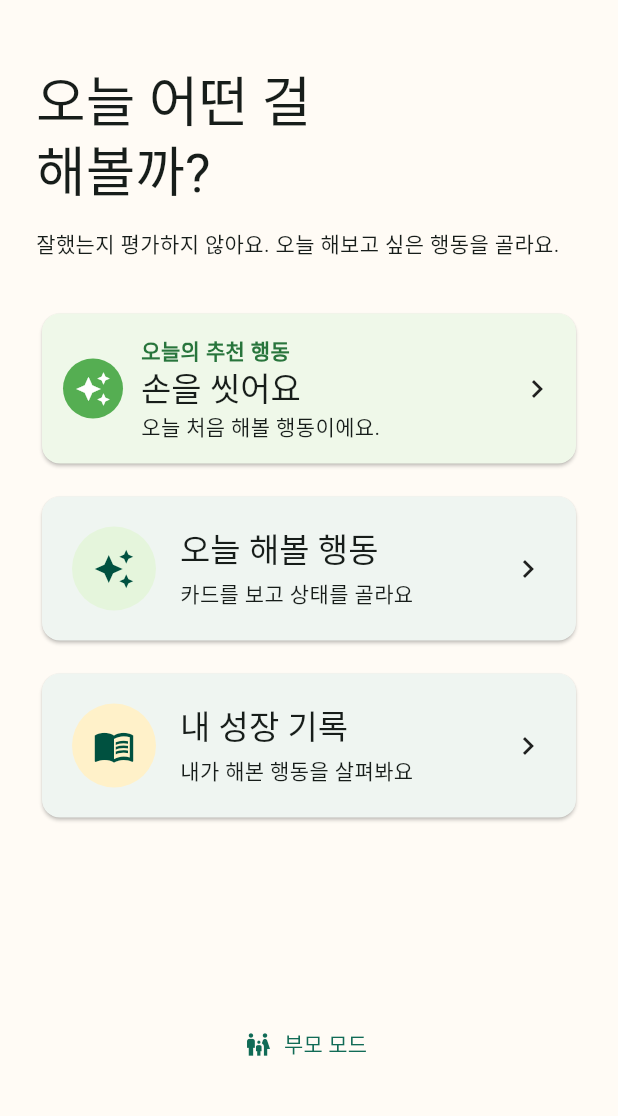
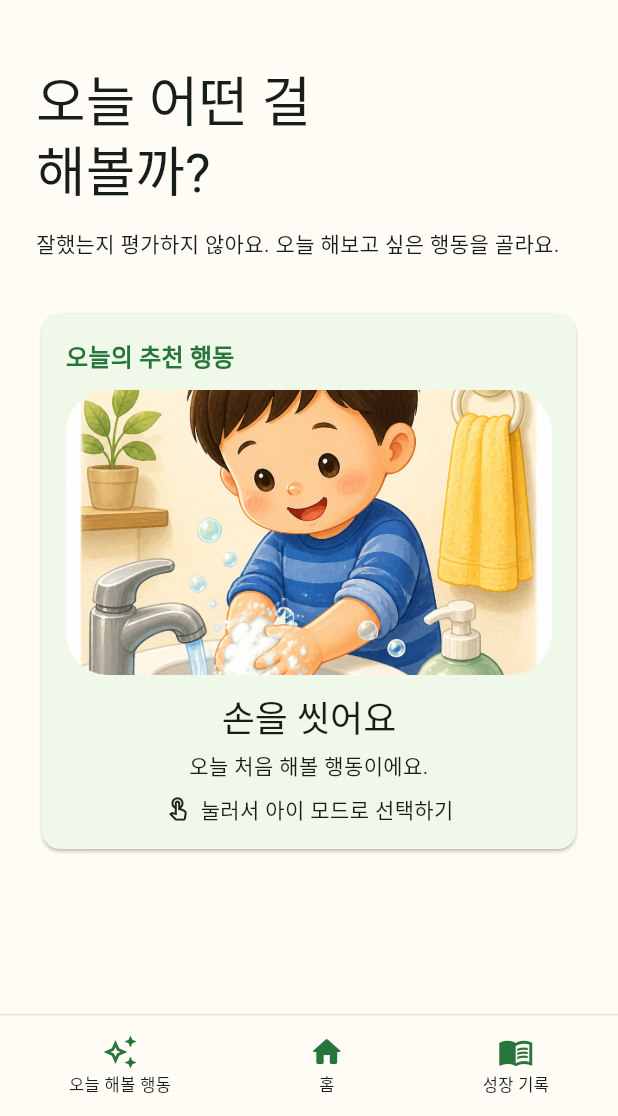
Before and after one commit to criseina/growup, a Flutter app: the HomePage screen opened directly, on a phone screen of 412 x 824 dp, the part 120-1236 px from its top. Run offline on Flutter 3.47's test engine with Material 3 defaults, Android fonts, the phone set to English and light mode, and no system bars; our stand-ins replace shared_preferences; accounts and stored records are empty.

Commit message:
feat: refine child mode and home navigation

```diff
--- a/lib/main.dart
+++ b/lib/main.dart
@@ -115,6 +115,7 @@ class _HomePageState extends State<HomePage> {
   final _profiles = ProfileRepository();
   ChildProfile _activeProfile = ProfileRepository.defaultProfile;
   ActionCard? _recommendation;
+  Map<String, ActionCard> _recommendationCardsById = {};
   String _recommendationReason = '오늘 새로 해볼 행동이에요.';
 
   @override
@@ -152,12 +153,43 @@ class _HomePageState extends State<HomePage> {
     final currentLevel = levels[candidate.id];
     setState(() {
       _recommendation = candidate;
+      _recommendationCardsById = {for (final card in cards) card.id: card};
       _recommendationReason = currentLevel == 'withSupport'
           ? '함께 해본 행동이에요. 오늘은 조금 더 스스로 해볼까요?'
           : currentLevel == 'notYet'
           ? '아직 낯선 행동이에요. 부담 없이 한 단계만 해봐요.'
           : '오늘 처음 해볼 행동이에요.';
     });
+  }
+
+  Future<void> _saveRecommendationLevel(
+    ActionCard card,
+    IndependenceLevel level,
+  ) async {
+    final preferences = await SharedPreferences.getInstance();
+    const levelKey = 'action_card_levels_v1';
+    const historyKey = 'action_observations_v1';
+    final saved = preferences.getString('${levelKey}_${_activeProfile.id}');
+    final levels = saved == null
+        ? <String, dynamic>{}
+        : Map<String, dynamic>.from(jsonDecode(saved) as Map<String, dynamic>);
+    levels[card.id] = level.name;
+    await preferences.setString(
+      '${levelKey}_${_activeProfile.id}',
+      jsonEncode(levels),
+    );
+    final rawHistory = preferences.getString(historyKey);
+    final history = rawHistory == null
+        ? <dynamic>[]
+        : List<dynamic>.from(jsonDecode(rawHistory) as List<dynamic>);
+    history.add({
+      'cardId': card.id,
+      'profileId': _activeProfile.id,
+      'level': level.name,
+      'observedAt': DateTime.now().toIso8601String(),
+    });
+    await preferences.setString(historyKey, jsonEncode(history));
+    await _loadRecommendation(_activeProfile);
   }
 
   @override
@@ -209,19 +241,45 @@ class _HomePageState extends State<HomePage> {
                 reason: _recommendationReason,
                 onTap: () => Navigator.of(context).push(
                   MaterialPageRoute(
-                    builder: (_) => ActionLibraryPage(
+                    builder: (_) => ChildCardPage(
+                      card: _recommendation!,
+                      initialLevel: null,
+                      onOpenParentMode: () =>
+                          Navigator.of(context).pushReplacement(
+                            MaterialPageRoute(
+                              builder: (_) => ParentCardPage(
+                                card: _recommendation!,
+                                cardById: _recommendationCardsById,
                                 profileId: _activeProfile.id,
-                      initialCategory: _recommendation!.category,
+                              ),
+                            ),
+                          ),
+                      onLevelSelected: (level) {
+                        _saveRecommendationLevel(_recommendation!, level);
+                      },
                     ),
                   ),
                 ),
               ),
             if (_recommendation != null) const SizedBox(height: 14),
-            _HomeAction(
-              icon: Icons.auto_awesome,
-              title: '오늘 해볼 행동',
-              subtitle: '카드를 보고 상태를 골라요',
-              color: const Color(0xffe5f5dc),
+            const Spacer(),
+          ],
+        ),
+      ),
+    ),
+    bottomNavigationBar: SafeArea(
+      top: false,
+      child: Container(
+        padding: const EdgeInsets.symmetric(vertical: 8),
+        decoration: const BoxDecoration(
+          border: Border(top: BorderSide(color: Color(0xffe8e4dc))),
+        ),
+        child: Row(
+          mainAxisAlignment: MainAxisAlignment.spaceAround,
+          children: [
+            _HomeNavItem(
+              icon: Icons.auto_awesome_outlined,
+              label: '오늘 해볼 행동',
               onTap: () => Navigator.of(context).push(
                 MaterialPageRoute(
                   builder: (_) =>
@@ -229,12 +287,10 @@ class _HomePageState extends State<HomePage> {
                 ),
               ),
             ),
-            const SizedBox(height: 14),
-            _HomeAction(
+            const _HomeNavItem(icon: Icons.home_rounded, label: '홈'),
+            _HomeNavItem(
               icon: Icons.menu_book_outlined,
-              title: '내 성장 기록',
-              subtitle: '내가 해본 행동을 살펴봐요',
-              color: const Color(0xfffff1c9),
+              label: '성장 기록',
               onTap: () => Navigator.of(context).push(
                 MaterialPageRoute(
                   builder: (_) =>
@@ -242,23 +298,32 @@ class _HomePageState extends State<HomePage> {
                 ),
               ),
             ),
-            const Spacer(),
-            Center(
-              child: TextButton.icon(
-                onPressed: () => Navigator.of(context).push(
-                  MaterialPageRoute(
-                    builder: (_) => ActionLibraryPage(
-                      parentMode: true,
-                      profileId: _activeProfile.id,
-                    ),
-                  ),
-                ),
-                icon: const Icon(Icons.family_restroom_outlined),
-                label: const Text('부모 모드'),
-              ),
-            ),
-          ],
-        ),
+          ],
+        ),
+      ),
+    ),
+  );
+}
+
+class _HomeNavItem extends StatelessWidget {
+  const _HomeNavItem({required this.icon, required this.label, this.onTap});
+  final IconData icon;
+  final String label;
+  final VoidCallback? onTap;
+
+  @override
+  Widget build(BuildContext context) => InkWell(
+    onTap: onTap,
+    borderRadius: BorderRadius.circular(12),
+    child: Padding(
+      padding: const EdgeInsets.symmetric(horizontal: 10, vertical: 4),
+      child: Column(
+        mainAxisSize: MainAxisSize.min,
+        children: [
+          Icon(icon, color: const Color(0xff28753c)),
+          const SizedBox(height: 2),
+          Text(label, style: const TextStyle(fontSize: 11)),
+        ],
       ),
     ),
   );
@@ -277,87 +342,51 @@ class _TodayRecommendation extends StatelessWidget {
 
   @override
   Widget build(BuildContext context) => Card(
+    clipBehavior: Clip.antiAlias,
     color: const Color(0xffeff8e9),
     child: InkWell(
       onTap: onTap,
       borderRadius: BorderRadius.circular(12),
       child: Padding(
-        padding: const EdgeInsets.all(14),
-        child: Row(
-          children: [
-            const CircleAvatar(
-              backgroundColor: Color(0xff55ae52),
-              foregroundColor: Colors.white,
-              child: Icon(Icons.auto_awesome),
-            ),
-            const SizedBox(width: 12),
-            Expanded(
+        padding: const EdgeInsets.all(16),
         child: Column(
-                crossAxisAlignment: CrossAxisAlignment.start,
-                children: [
-                  const Text(
+          mainAxisSize: MainAxisSize.min,
+          children: [
+            Align(
+              alignment: Alignment.centerLeft,
+              child: Text(
                 '오늘의 추천 행동',
-                    style: TextStyle(
-                      color: Color(0xff28753c),
+                style: Theme.of(context).textTheme.titleMedium?.copyWith(
+                  color: const Color(0xff28753c),
                   fontWeight: FontWeight.bold,
                 ),
               ),
+            ),
+            const SizedBox(height: 10),
+            SizedBox(
+              height: 190,
+              width: double.infinity,
+              child: ClipRRect(
+                borderRadius: BorderRadius.circular(16),
+                child: ActionIllustration(card: card, large: true),
+              ),
+            ),
+            const SizedBox(height: 12),
             Text(
               card.childTitle,
-                    style: Theme.of(context).textTheme.titleLarge,
-                  ),
-                  Text(reason),
-                ],
-              ),
-            ),
-            const Icon(Icons.chevron_right),
-          ],
-        ),
-      ),
-    ),
-  );
-}
-
-class _HomeAction extends StatelessWidget {
-  const _HomeAction({
-    required this.icon,
-    required this.title,
-    required this.subtitle,
-    required this.color,
-    required this.onTap,
-  });
-  final IconData icon;
-  final String title;
-  final String subtitle;
-  final Color color;
-  final VoidCallback onTap;
-
-  @override
-  Widget build(BuildContext context) => Card(
-    clipBehavior: Clip.antiAlias,
-    child: InkWell(
-      onTap: onTap,
-      child: Padding(
-        padding: const EdgeInsets.all(20),
-        child: Row(
-          children: [
-            CircleAvatar(
-              radius: 28,
-              backgroundColor: color,
-              child: Icon(icon, size: 28),
-            ),
-            const SizedBox(width: 16),
-            Expanded(
-              child: Column(
-                crossAxisAlignment: CrossAxisAlignment.start,
-                children: [
-                  Text(title, style: Theme.of(context).textTheme.titleLarge),
+              style: Theme.of(context).textTheme.headlineSmall,
+            ),
             const SizedBox(height: 4),
-                  Text(subtitle),
-                ],
-              ),
-            ),
-            const Icon(Icons.chevron_right),
+            Text(reason, textAlign: TextAlign.center),
+            const SizedBox(height: 8),
+            const Row(
+              mainAxisAlignment: MainAxisAlignment.center,
+              children: [
+                Icon(Icons.touch_app_outlined, size: 18),
+                SizedBox(width: 6),
+                Text('눌러서 아이 모드로 선택하기'),
+              ],
+            ),
           ],
         ),
       ),
@@ -571,7 +600,7 @@ class _GrowthRecordPageState extends State<GrowthRecordPage> {
             crossAxisAlignment: CrossAxisAlignment.start,
             children: [
               _RecordSummary(
-                total: _filteredRecords.length,
+                total: _cardsById.length,
                 independent: _countFor('independent'),
                 withSupport: _countFor('withSupport'),
                 notYet: _countFor('notYet'),
@@ -895,11 +924,25 @@ class _ActionLibraryPageState extends State<ActionLibraryPage> {
     await preferences.setString(_observationStorageKey, jsonEncode(history));
   }
 
-  Future<void> _selectLevel(ActionCard card) async {
+  Future<void> _selectLevel(
+    ActionCard card,
+    Map<String, ActionCard> cardById,
+  ) async {
     final selected = await Navigator.of(context).push<IndependenceLevel>(
       MaterialPageRoute(
-        builder: (_) =>
-            ChildCardPage(card: card, initialLevel: _levels[card.id]),
+        builder: (_) => ChildCardPage(
+          card: card,
+          initialLevel: _levels[card.id],
+          onOpenParentMode: () => Navigator.of(context).pushReplacement(
+            MaterialPageRoute(
+              builder: (_) => ParentCardPage(
+                card: card,
+                cardById: cardById,
+                profileId: widget.profileId,
+              ),
+            ),
+          ),
+        ),
       ),
     );
     if (selected != null) {
@@ -999,7 +1042,7 @@ class _ActionLibraryPageState extends State<ActionLibraryPage> {
                         isLast: index == visibleCards.length - 1,
                         onTap: () => _parentMode
                             ? _showParentGuide(card, cardById)
-                            : _selectLevel(card),
+                            : _selectLevel(card, cardById),
                       );
                     },
                   ),
@@ -1194,11 +1237,16 @@ class _ChildCardPageState extends State<ChildCardPage> {
                     onPressed: () => Navigator.pop(context),
                     icon: const Icon(Icons.arrow_back),
                   ),
-                  const Expanded(child: _ProgressDots()),
-                  if (widget.onOpenParentMode != null)
-                    TextButton(
-                      onPressed: widget.onOpenParentMode,
-                      child: const Text('부모 모드'),
+                  Expanded(
+                    child: GestureDetector(
+                      onHorizontalDragEnd: (details) {
+                        if (details.primaryVelocity != null &&
+                            details.primaryVelocity! < -180) {
+                          widget.onOpenParentMode?.call();
+                        }
+                      },
+                      child: const _ProgressDots(),
+                    ),
                   ),
                   const Icon(Icons.star_rounded, color: Color(0xffffc943)),
                 ],
@@ -1266,8 +1314,6 @@ class ParentCardPage extends StatelessWidget {
                   onPressed: () => Navigator.pop(context),
                   icon: const Icon(Icons.arrow_back),
                 ),
-                const Spacer(),
-                const Icon(Icons.edit_outlined),
               ],
             ),
             const SizedBox(height: 12),
@@ -1611,27 +1657,52 @@ class _ChildStatusButton extends StatelessWidget {
         '안 해봤어요',
       ),
     };
+    final isSelected = selected == level;
+    final isDimmed = selected != null && !isSelected;
     return Expanded(
+      child: AnimatedScale(
+        duration: const Duration(milliseconds: 180),
+        curve: Curves.easeOutBack,
+        scale: isDimmed
+            ? 0.8
+            : isSelected
+            ? 1.1
+            : 1,
         child: InkWell(
           onTap: onTap,
+          borderRadius: BorderRadius.circular(60),
           child: Column(
             children: [
-            CircleAvatar(
+              AnimatedContainer(
+                duration: const Duration(milliseconds: 180),
+                padding: EdgeInsets.all(isSelected ? 6 : 0),
+                decoration: BoxDecoration(
+                  shape: BoxShape.circle,
+                  color: isSelected ? color.withValues(alpha: 0.18) : null,
+                  boxShadow: isSelected
+                      ? [
+                          BoxShadow(
+                            color: color.withValues(alpha: 0.35),
+                            blurRadius: 16,
+                            spreadRadius: 3,
+                          ),
+                        ]
+                      : null,
+                ),
+                child: CircleAvatar(
                   radius: 42,
                   backgroundColor: color,
                   child: Icon(icon, color: Colors.white, size: 42),
+                ),
               ),
               const SizedBox(height: 10),
               Text(
                 label,
                 textAlign: TextAlign.center,
-              style: TextStyle(
-                fontWeight: selected == level
-                    ? FontWeight.bold
-                    : FontWeight.normal,
-              ),
-            ),
-          ],
+                style: const TextStyle(fontWeight: FontWeight.normal),
+              ),
+            ],
+          ),
         ),
       ),
     );
@@ -1676,7 +1747,7 @@ class _ProgressDots extends StatelessWidget {
   Widget build(BuildContext context) => Row(
     mainAxisAlignment: MainAxisAlignment.center,
     children: List.generate(
-      4,
+      2,
       (index) => Container(
         margin: const EdgeInsets.symmetric(horizontal: 3),
         height: 8,
```
Also changed, not shown: 1 other file. Lines whose indentation alone changed are shown as unchanged.
